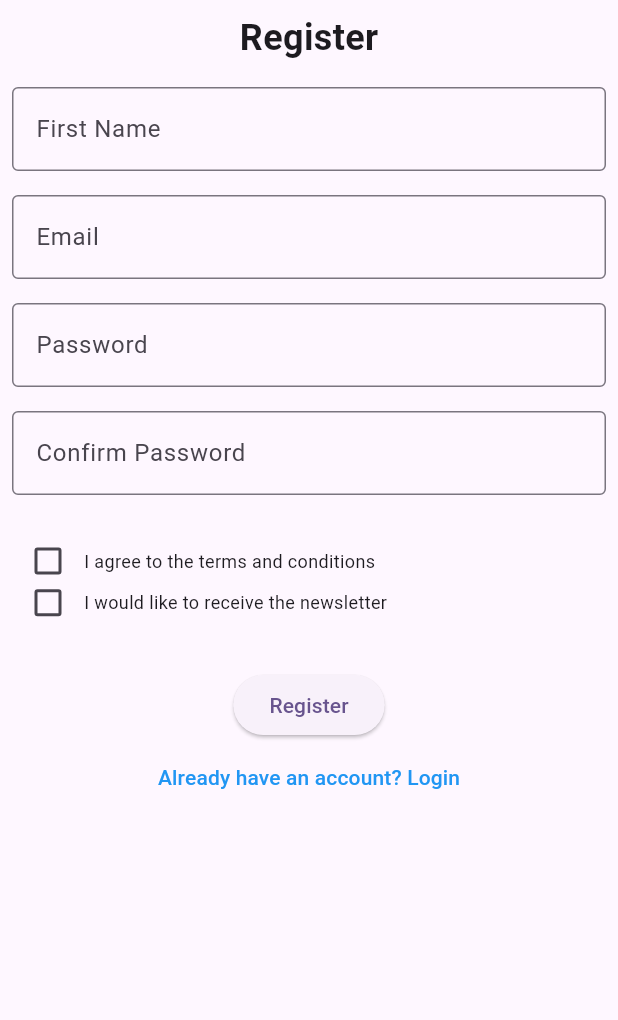
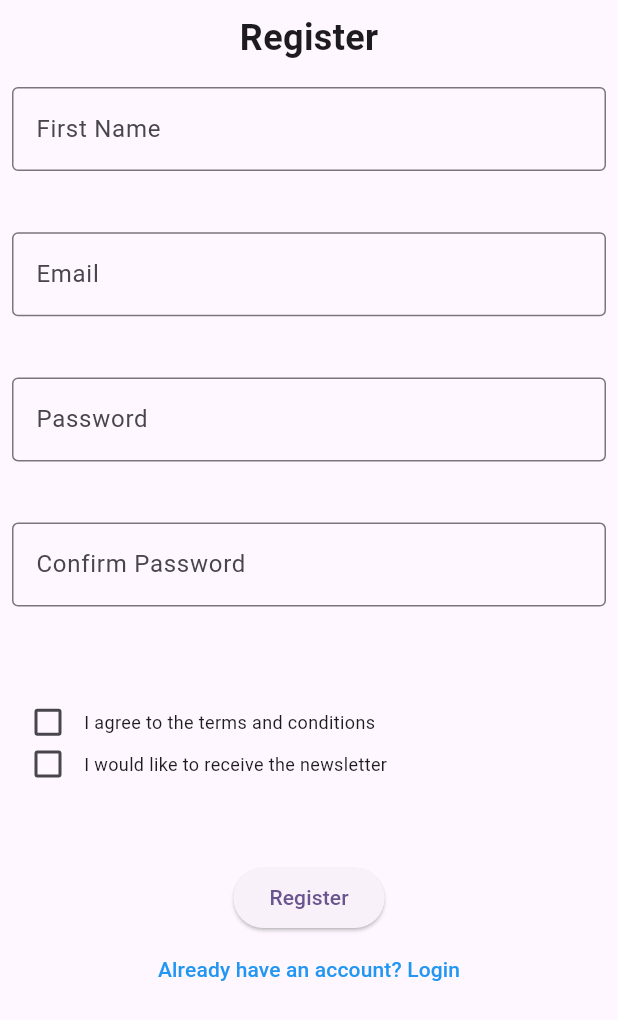
Before and after one commit to BasharAileh/Rates, a Flutter app: the RegisterPage screen opened by its route, on a phone screen of 412 x 824 dp. Shown: the top 1020 px of the screen. Run offline on Flutter 3.47's test engine with Material 3 defaults, Android fonts, the phone set to English and light mode, and no system bars; our stand-ins replace firebase_auth, firebase_core, flutter_rating_bar, font_awesome_flutter; accounts and stored records are empty; network calls fail.

Commit message:
some changes on the sizing

```diff
--- a/GP-App/lib/Pages/register_page.dart
+++ b/GP-App/lib/Pages/register_page.dart
@@ -56,30 +56,45 @@ class _RegisterPageState extends State<RegisterPage> {
                   ),
                 ),
                 const SizedBox(height: 16),
-                const TextField(
+                SizedBox(
+                  width: constraints.maxWidth,
+                  height: constraints.maxHeight * 0.1,
+                  child: const TextField(
                     decoration: InputDecoration(
                       labelText: 'First Name',
                       border: OutlineInputBorder(),
                     ),
                   ),
+                ),
                 const SizedBox(height: 16),
-                TextField(
+                SizedBox(
+                  width: constraints.maxWidth,
+                  height: constraints.maxHeight * 0.1,
+                  child: TextField(
                     controller: _email,
                     decoration: const InputDecoration(
                       labelText: 'Email',
                       border: OutlineInputBorder(),
                     ),
                   ),
+                ),
                 const SizedBox(height: 16),
-                TextField(
+                SizedBox(
+                  width: constraints.maxWidth,
+                  height: constraints.maxHeight * 0.1,
+                  child: TextField(
                     controller: _password1,
                     decoration: const InputDecoration(
                       labelText: 'Password',
                       border: OutlineInputBorder(),
                     ),
                   ),
+                ),
                 const SizedBox(height: 16),
-                TextField(
+                SizedBox(
+                  width: constraints.maxWidth,
+                  height: constraints.maxHeight * 0.2,
+                  child: TextField(
                     onChanged: (value) {
                       if (_password1.text != value) {
                         setState(() {
@@ -94,7 +109,13 @@ class _RegisterPageState extends State<RegisterPage> {
                       border: const OutlineInputBorder(),
                     ),
                   ),
-                Column(
+                ),
+                Transform.translate(
+                  offset: Offset(0, -constraints.maxHeight * 0.065),
+                  child: SizedBox(
+                    width: constraints.maxWidth,
+                    height: constraints.maxHeight * 0.165,
+                    child: Column(
                       crossAxisAlignment: CrossAxisAlignment.start,
                       children: [
                         Row(
@@ -140,18 +161,26 @@ class _RegisterPageState extends State<RegisterPage> {
                         ),
                       ],
                     ),
-                Center(
-                  child: ElevatedButton(
+                  ),
+                ),
+                Transform.translate(
+                  offset: Offset(0, -constraints.maxHeight * 0.085),
+                  child: Center(
+                    child: Column(
+                      children: [
+                        ElevatedButton(
                           onPressed: () async {
                             final email = _email.text;
 
                             if (_password1.text == _password2.text) {
                               final password = _password1.text;
                               try {
-                          devtools.log('Creating user with email: $email');
                                 devtools
-                              .log('Creating user with password: $password');
-                          final userCredential = await FirebaseAuth.instance
+                                    .log('Creating user with email: $email');
+                                devtools.log(
+                                    'Creating user with password: $password');
+                                final userCredential = await FirebaseAuth
+                                    .instance
                                     .createUserWithEmailAndPassword(
                                         email: email, password: password);
                                 devtools.log(userCredential.user.toString());
@@ -166,8 +195,8 @@ class _RegisterPageState extends State<RegisterPage> {
                                   devtools.log(
                                       'The account already exists for that email.');
                                 } else if (e.code == 'invalid-email') {
-                            devtools
-                                .log('The email address is badly formatted.');
+                                  devtools.log(
+                                      'The email address is badly formatted.');
                                 }
                                 Navigator.of(context).pop();
                               }
@@ -175,15 +204,16 @@ class _RegisterPageState extends State<RegisterPage> {
                           },
                           child: const Text('Register'),
                         ),
-                ),
-                Center(
-                  child: TextButton(
+                        TextButton(
                           onPressed: () {
                             Navigator.of(context).pop();
                           },
                           child: const Text(
                             'Already have an account? Login',
                             style: TextStyle(color: Colors.blue),
+                          ),
+                        ),
+                      ],
                     ),
                   ),
                 ),
--- a/GP-App/lib/Pages/t.dart
+++ b/GP-App/lib/Pages/t.dart
@@ -1,4 +1,4 @@
-import 'package:flutter/material.dart';
+/* import 'package:flutter/material.dart';
 
 void showSignUpDialog(BuildContext context) {
   showDialog(
@@ -81,3 +81,4 @@ class SignUpDialogContent extends StatelessWidget {
     );
   }
 }
+ */
--- a/GP-App/lib/Pages/temp_logo.dart
+++ b/GP-App/lib/Pages/temp_logo.dart
@@ -1,9 +1,11 @@
 import 'package:flutter/material.dart';
 
 class RatesLogo extends StatelessWidget {
+  const RatesLogo({super.key});
+
   @override
   Widget build(BuildContext context) {
-    return Row(
+    return const Row(
       mainAxisSize: MainAxisSize.min,
       children: [
         // Star Icon
```
Also changed, not shown: GP-App/lib/Pages/verification_page.dart (+10 -2 lines). Lines whose indentation alone changed are shown as unchanged.
